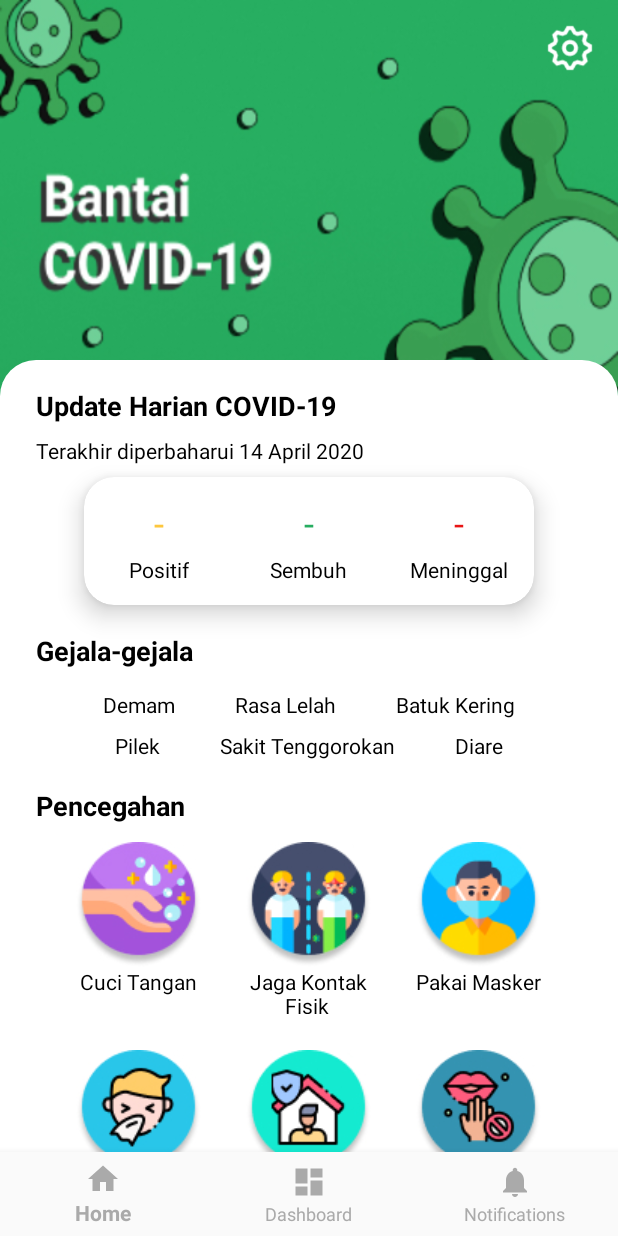
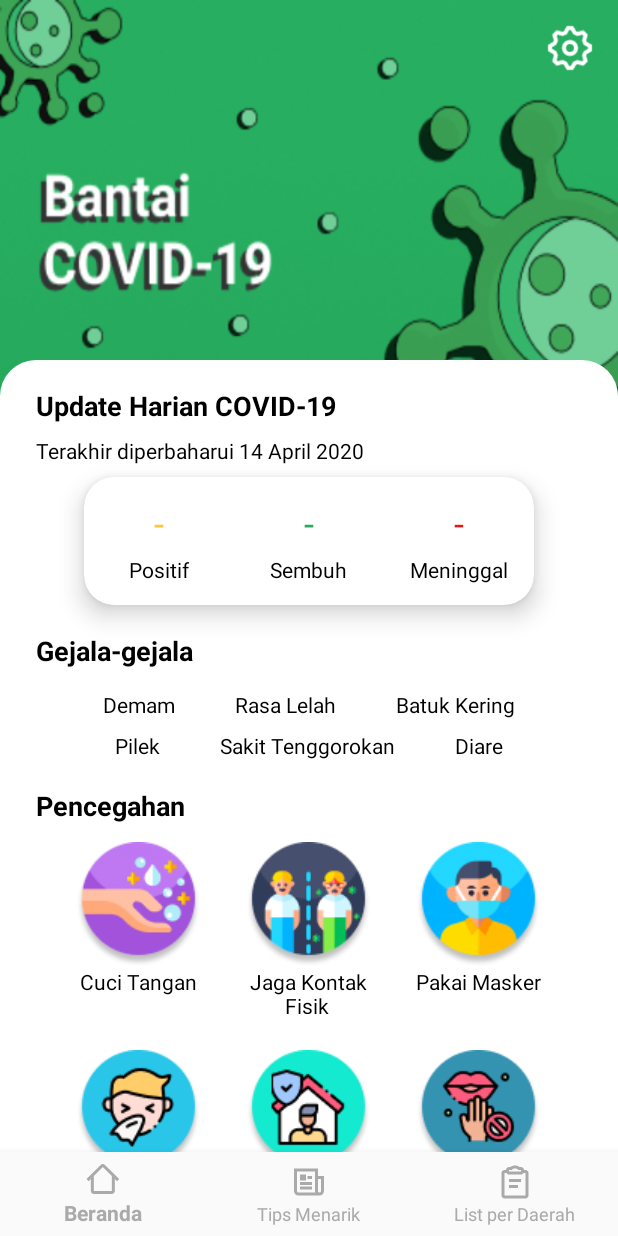
Before and after one commit to Presinutri/Bantai_COVID-19, an Android app: the screen it shows after launch (MainActivity), on a phone screen of 412 x 824 dp. Run offline under Robolectric (Android 15) with nearby library versions, the phone set to English and light mode, and no system bars; our stand-ins replace Volley, navigation-ui; network calls fail.

Commit message:
change icon&name bottom navbar

```diff
--- a/app/src/main/res/drawable/ic_dashboard_black_24dp.xml
+++ /dev/null
@@ -1,9 +0,0 @@
-<vector xmlns:android="http://schemas.android.com/apk/res/android"
-    android:width="24dp"
-    android:height="24dp"
-    android:viewportWidth="24.0"
-    android:viewportHeight="24.0">
-    <path
-        android:fillColor="#FF000000"
-        android:pathData="M3,13h8L11,3L3,3v10zM3,21h8v-6L3,15v6zM13,21h8L21,11h-8v10zM13,3v6h8L21,3h-8z" />
-</vector>
--- /dev/null
+++ b/app/src/main/res/drawable/ic_home.xml
@@ -0,0 +1,10 @@
+<vector xmlns:android="http://schemas.android.com/apk/res/android"
+    android:width="24dp"
+    android:height="24dp"
+    android:viewportWidth="24"
+    android:viewportHeight="24">
+  <path
+      android:pathData="M5.8887,10L11.89,3.9987L17.8913,10H17.89V20H5.89V10H5.8887ZM3.89,11.9987L2.4132,13.4755L1,12.0623L10.477,2.5853C11.2574,1.8049 12.5226,1.8049 13.303,2.5853L22.78,12.0623L21.3668,13.4755L19.89,11.9987V20C19.89,21.1046 18.9946,22 17.89,22H5.89C4.7854,22 3.89,21.1046 3.89,20V11.9987Z"
+      android:fillColor="#000000"
+      android:fillType="evenOdd"/>
+</vector>
--- a/app/src/main/res/drawable/ic_home_black_24dp.xml
+++ /dev/null
@@ -1,9 +0,0 @@
-<vector xmlns:android="http://schemas.android.com/apk/res/android"
-    android:width="24dp"
-    android:height="24dp"
-    android:viewportWidth="24.0"
-    android:viewportHeight="24.0">
-    <path
-        android:fillColor="#FF000000"
-        android:pathData="M10,20v-6h4v6h5v-8h3L12,3 2,12h3v8z" />
-</vector>
--- /dev/null
+++ b/app/src/main/res/drawable/ic_list_per_daerah.xml
@@ -0,0 +1,10 @@
+<vector xmlns:android="http://schemas.android.com/apk/res/android"
+    android:width="24dp"
+    android:height="24dp"
+    android:viewportWidth="24"
+    android:viewportHeight="24">
+  <path
+      android:pathData="M8.9959,2C9.7482,1.363 10.8391,1 12,1C13.1609,1 14.2518,1.363 15.0041,2H16C17.1046,2 18,2.8954 18,4H19C20.1046,4 21,4.8954 21,6V21C21,22.1046 20.1046,23 19,23H5C3.8954,23 3,22.1046 3,21V6C3,4.8954 3.8954,4 5,4H6C6,2.8954 6.8954,2 8,2H8.9959ZM16,7C16.7403,7 17.3866,6.5978 17.7324,6H19V21H5V6H6.2676C6.6134,6.5978 7.2597,7 8,7H16ZM8,16V14H14V16H8ZM8,10V12H16V10H8ZM9.8576,4L10.1566,3.6554C10.4852,3.2767 11.1894,3 12,3C12.8106,3 13.5148,3.2767 13.8434,3.6554L14.1424,4H16V5H8V4H9.4014H9.8576Z"
+      android:fillColor="#000000"
+      android:fillType="evenOdd"/>
+</vector>
--- a/app/src/main/res/drawable/ic_notifications_black_24dp.xml
+++ /dev/null
@@ -1,9 +0,0 @@
-<vector xmlns:android="http://schemas.android.com/apk/res/android"
-    android:width="24dp"
-    android:height="24dp"
-    android:viewportWidth="24.0"
-    android:viewportHeight="24.0">
-    <path
-        android:fillColor="#FF000000"
-        android:pathData="M12,22c1.1,0 2,-0.9 2,-2h-4c0,1.1 0.89,2 2,2zM18,16v-5c0,-3.07 -1.64,-5.64 -4.5,-6.32L13.5,4c0,-0.83 -0.67,-1.5 -1.5,-1.5s-1.5,0.67 -1.5,1.5v0.68C7.63,5.36 6,7.92 6,11v5l-2,2v1h16v-1l-2,-2z" />
-</vector>
--- /dev/null
+++ b/app/src/main/res/drawable/ic_tips.xml
@@ -0,0 +1,10 @@
+<vector xmlns:android="http://schemas.android.com/apk/res/android"
+    android:width="24dp"
+    android:height="24dp"
+    android:viewportWidth="24"
+    android:viewportHeight="24">
+  <path
+      android:pathData="M4,18V5H16V18C16,18.3506 16.0602,18.6872 16.1707,19H5C4.4477,19 4,18.5523 4,18ZM19,21H5C3.3431,21 2,19.6569 2,18V3H16H17H18V8H22V9V10V18C22,19.6569 20.6569,21 19,21ZM18,10H20V18C20,18.5523 19.5523,19 19,19C18.4477,19 18,18.5523 18,18V10ZM10,7V11H6V7H10ZM14,10V8H11V10H14ZM14,12V14H6V12H14ZM14,17V15H6V17H14Z"
+      android:fillColor="#111111"
+      android:fillType="evenOdd"/>
+</vector>
--- a/app/src/main/res/menu/bottom_nav_menu.xml
+++ b/app/src/main/res/menu/bottom_nav_menu.xml
@@ -3,17 +3,17 @@
 
     <item
         android:id="@+id/navigation_home"
-        android:icon="@drawable/ic_home_black_24dp"
+        android:icon="@drawable/ic_home"
         android:title="@string/title_home" />
 
     <item
-        android:id="@+id/navigation_dashboard"
-        android:icon="@drawable/ic_dashboard_black_24dp"
-        android:title="@string/title_dashboard" />
+        android:id="@+id/navigation_tips"
+        android:icon="@drawable/ic_tips"
+        android:title="@string/title_tips" />
 
     <item
-        android:id="@+id/navigation_notifications"
-        android:icon="@drawable/ic_notifications_black_24dp"
-        android:title="@string/title_notifications" />
+        android:id="@+id/navigation_daerah"
+        android:icon="@drawable/ic_list_per_daerah"
+        android:title="@string/title_daerah" />
 
 </menu>
--- a/app/src/main/res/values/strings.xml
+++ b/app/src/main/res/values/strings.xml
@@ -1,8 +1,8 @@
 <resources>
     <string name="app_name">Bantai COVID-19</string>
-    <string name="title_home">Home</string>
-    <string name="title_dashboard">Dashboard</string>
-    <string name="title_notifications">Notifications</string>
+    <string name="title_home">Beranda</string>
+    <string name="title_tips">Tips Menarik</string>
+    <string name="title_daerah">List per Daerah</string>
 
     <string name="appwidget_text">EXAMPLE</string>
     <string name="add_widget">Add widget</string>
```
